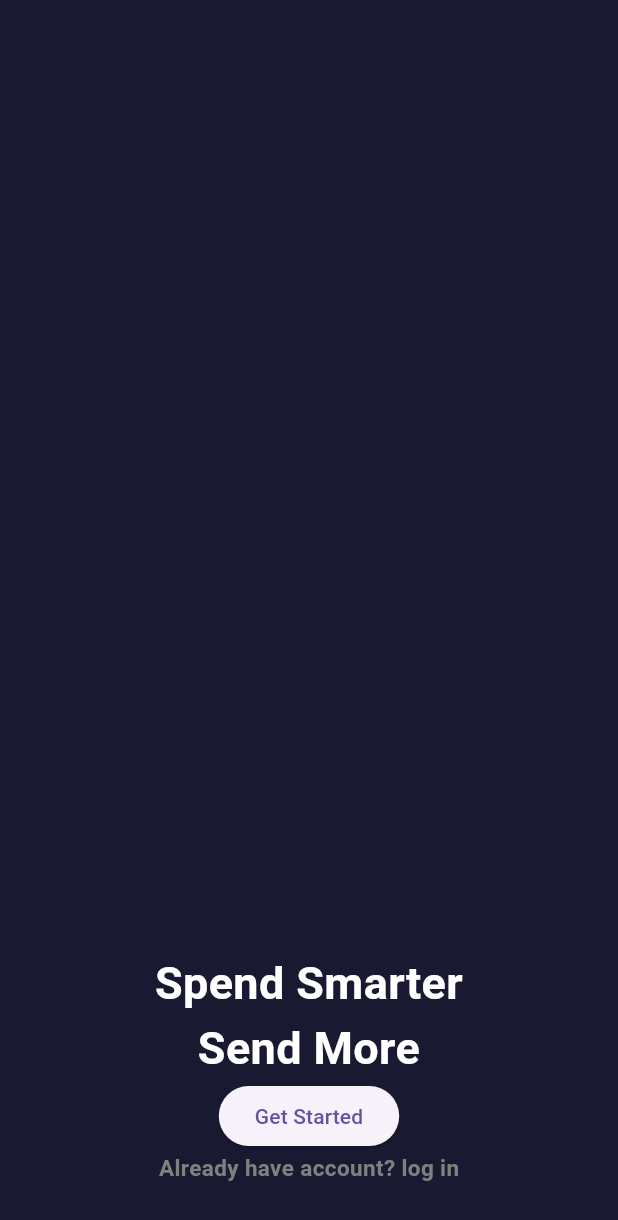
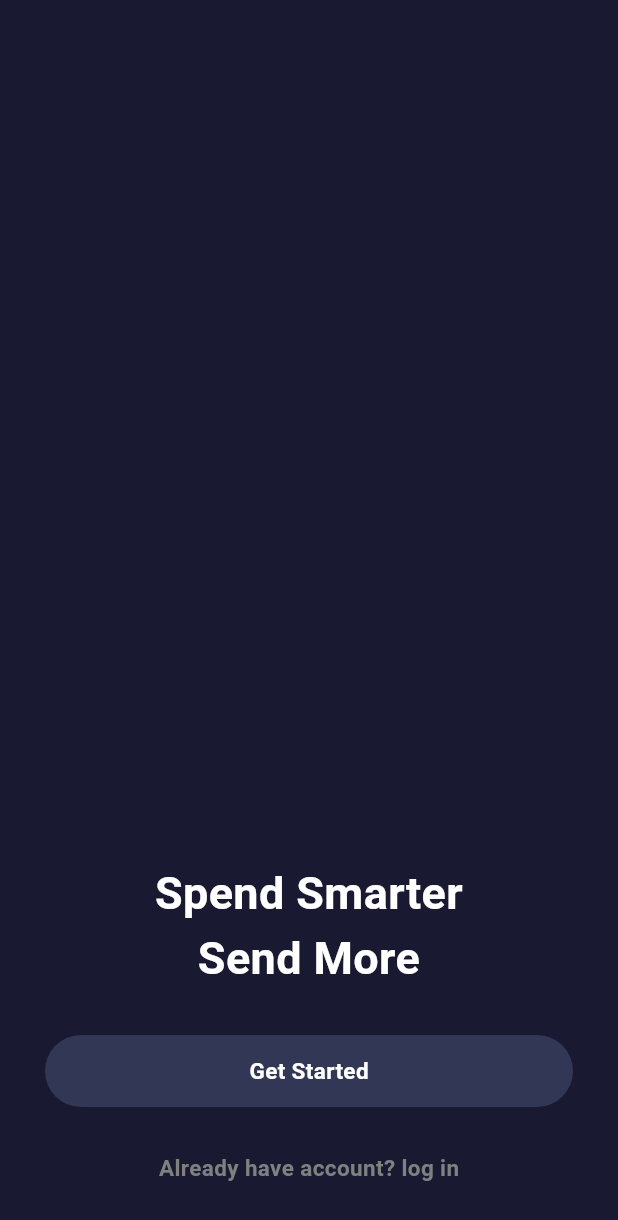
Before and after one commit to RogerDeharo/MyFinancy, a Flutter app: the screen it shows after launch, on a phone screen of 412 x 824 dp. Shown: the top 1220 px of the screen. Run offline on Flutter 3.47's test engine with Material 3 defaults, Android fonts, the phone set to English and light mode, and no system bars.

Commit message:
update home screen

```diff
--- a/lib/common/constants/app_colors.dart
+++ b/lib/common/constants/app_colors.dart
@@ -5,7 +5,8 @@ class AppColors{
 
   static const Color greelightOne = Color(0xFF191A32);
   static const Color greelightTwo = Color(0xFF191A32);
-  static const List<Color> greenGradrient = [Color(0xFF323755), Color(0xFF323755)];
+  static const List<Color> greenGradient = [Color(0xFF323755), Color(0xFF323755)];
+  static const List<Color> greyGradient = [Color(0xFF808080)];
   static const Color white = Color(0xFFFFFFFF);
   static const Color grey = Color(0xFF808080);
 }
--- /dev/null
+++ b/lib/common/widgets/primary_button.dart
@@ -0,0 +1,50 @@
+import 'package:finnancy_app/common/constants/app_colors.dart';
+import 'package:finnancy_app/common/constants/app_text_styles.dart';
+import 'package:flutter/material.dart';
+import 'package:flutter/widgets.dart';
+
+class PrimaryButton extends StatelessWidget{
+  final VoidCallback? onPressed;
+  final String text;
+
+  const PrimaryButton({
+    Key? key,
+    this.onPressed,
+    required this.text,
+  }) : super(key: key);
+
+
+  final BorderRadius _borderRadius =
+    const BorderRadius.all(Radius.circular(24.0));
+
+  @override
+  Widget build(BuildContext context){
+    return Material(
+      color: Colors.transparent,
+      child: Ink(
+        height: 48.0,
+        decoration: BoxDecoration(
+          borderRadius: _borderRadius,
+          gradient: LinearGradient(
+            begin: Alignment.topCenter,
+            end: Alignment.bottomCenter,
+            colors: onPressed != null
+                  ?AppColors.greenGradient : AppColors.greyGradient,
+
+          ),
+        ),
+        child: InkWell(
+          borderRadius: _borderRadius,
+          onTap: onPressed,
+          child: Align(
+            child: Text(
+              text,
+              style: AppTextStyles.smallText.copyWith(color: AppColors.white),
+            ),
+          ),
+        ),
+      ),
+    );
+  }
+
+}
--- a/lib/features/splash/onboarding/onboarding_page.dart
+++ b/lib/features/splash/onboarding/onboarding_page.dart
@@ -1,5 +1,6 @@
 import 'package:finnancy_app/common/constants/app_colors.dart';
 import 'package:finnancy_app/common/constants/app_text_styles.dart';
+import 'package:finnancy_app/common/widgets/primary_button.dart';
 import 'package:flutter/material.dart';
 
 class OnboardingPage extends StatelessWidget {
@@ -20,7 +21,10 @@ class OnboardingPage extends StatelessWidget {
             'Send More',
             textAlign: TextAlign.center,
             style: AppTextStyles.mediumText.copyWith(color: AppColors.white),),
-          ElevatedButton(onPressed: () {}, child: const Text('Get Started')),
+          Padding(
+            padding: const EdgeInsets.all(30.0),
+            child: PrimaryButton(text: 'Get Started', onPressed: () {},),
+          ),
           Text('Already have account? log in', style: AppTextStyles.smallText.copyWith(color: AppColors.grey)),
           const SizedBox(height: 35.0,)
       ]),
--- a/lib/features/splash/splash_page.dart
+++ b/lib/features/splash/splash_page.dart
@@ -14,7 +14,7 @@ class SplashPage extends StatelessWidget {
           gradient: LinearGradient(
             begin: Alignment.topCenter,
             end: Alignment.bottomCenter,
-            colors: AppColors.greenGradrient,
+            colors: AppColors.greenGradient,
           )
         ),
         child: Text('MyFinances', style: AppTextStyles.bigText.copyWith(color: AppColors.white),
```
